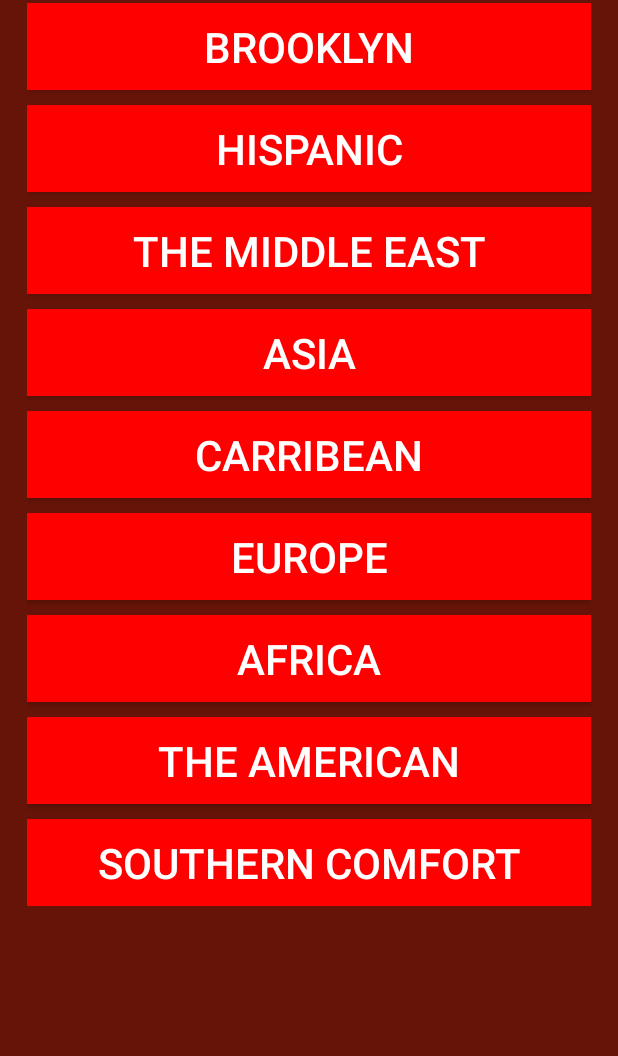
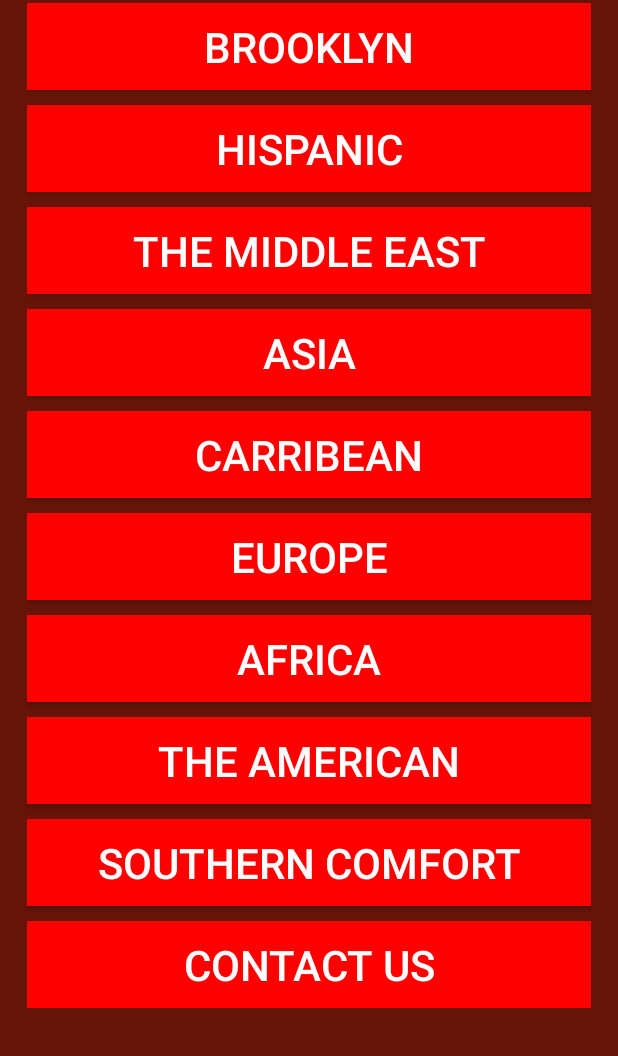
Before and after one commit to ZP4/Sweet-SavoryAPP, an Android app: the MainActivity screen opened directly, with no data from a screen before it, on a phone screen of 412 x 824 dp, the part 180-1236 px from its top. Run offline under Robolectric (Android 15) with nearby library versions, the light colour scheme and no system bars; 1 statement that could not run was skipped.

Commit message:
added contact us button

```diff
--- a/app/src/main/java/com/sweetsavoryapp/MainActivity.java
+++ b/app/src/main/java/com/sweetsavoryapp/MainActivity.java
@@ -40,6 +40,7 @@ public class MainActivity extends AppCompatActivity {
         final Intent carribeanIntent = new Intent(this, Carribean.class);
         final Intent europeIntent = new Intent(this, European.class);
         final Intent africaIntent = new Intent(this, African.class);
+        final Intent contactUs = new Intent(this, ContactUs.class);
 
         Button Brooklyn =(Button) findViewById(R.id.button1);
         Brooklyn.setOnClickListener(new View.OnClickListener() {
@@ -110,6 +111,13 @@ public class MainActivity extends AppCompatActivity {
                 startActivity(SouthernIntent);
             }
         });
+        Button Contact =(Button) findViewById(R.id.button10);
+        Contact.setOnClickListener(new View.OnClickListener() {
+            @Override
+            public void onClick(View view) {
+                startActivity(contactUs);
+            }
+        });
 
     }
 
--- a/app/src/main/res/layout/activity_main.xml
+++ b/app/src/main/res/layout/activity_main.xml
@@ -151,6 +151,18 @@
                 android:id="@+id/button9"
                 android:background="@color/colorAccent"
                 android:textColor="#FFFFFF"/>
+            <Space
+                android:layout_width="match_parent"
+                android:layout_height="10dp" />
+            <Button
+                android:layout_width="match_parent"
+                android:layout_height="58dp"
+                android:text="Contact Us"
+                android:textSize="28dp"
+                android:padding="5dp"
+                android:id="@+id/button10"
+                android:background="@color/colorAccent"
+                android:textColor="#FFFFFF"/>
         </LinearLayout>
     </ScrollView>
 
```
